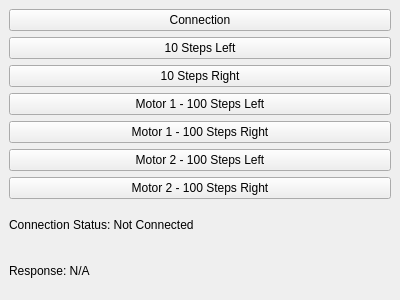
Old version of the form fe/main.ui in the repository C-MILL/laser.
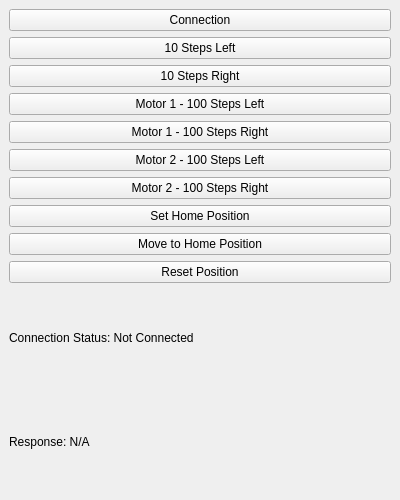
New version of the form.

Diff of the .ui file:
```diff
--- a/fe/main.ui
+++ b/fe/main.ui
@@ -7,7 +7,7 @@
     <x>0</x>
     <y>0</y>
     <width>400</width>
-    <height>300</height>
+    <height>500</height>
    </rect>
   </property>
   <property name="windowTitle">
@@ -64,6 +64,27 @@
       </property>
      </widget>
     </item>
+    <item>
+     <widget class="QPushButton" name="set_home">
+      <property name="text">
+       <string>Set Home Position</string>
+      </property>
+     </widget>
+    </item>
+    <item>
+     <widget class="QPushButton" name="move_home">
+      <property name="text">
+       <string>Move to Home Position</string>
+      </property>
+     </widget>
+    </item>
+    <item>
+     <widget class="QPushButton" name="reset_position">
+      <property name="text">
+       <string>Reset Position</string>
+      </property>
+     </widget>
+    </item>
     <item>
      <widget class="QLabel" name="connectionStatusLabel">
       <property name="text">
```
